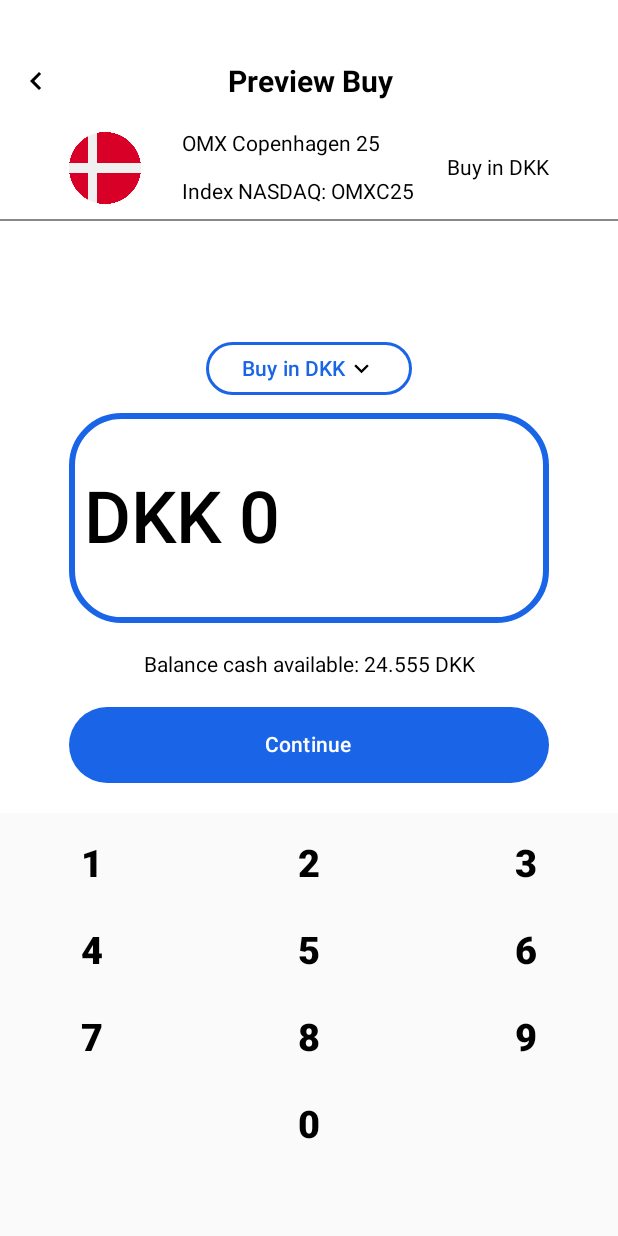
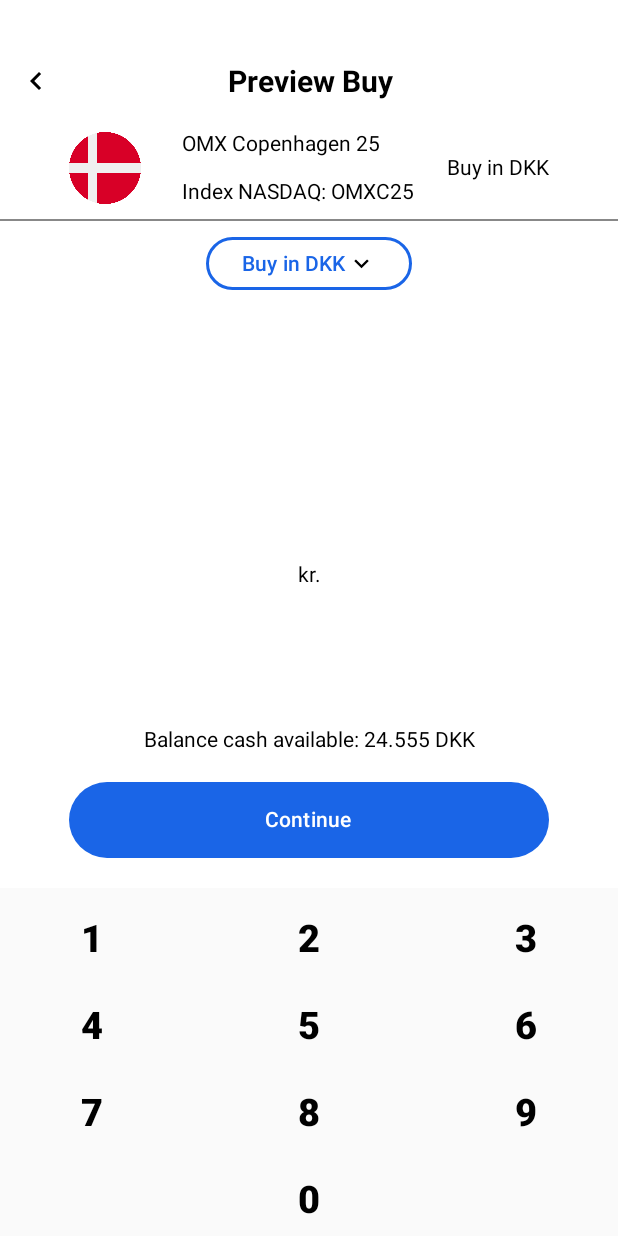
Before and after one commit to Johansogaard/stockApp, an Android app built with Jetpack Compose: the @Preview function BuyScreenPreview, on a phone screen of 412 x 824 dp. Run offline under Robolectric (Android 15) with nearby library versions, the phone set to English and light mode, and no system bars.

Commit message:
Buyscreen1,2,3 merged into development

```diff
--- a/app/src/main/java/com/example/stockapp/screens/BuyScreen1.kt
+++ b/app/src/main/java/com/example/stockapp/screens/BuyScreen1.kt
@@ -11,19 +11,27 @@ import androidx.compose.ui.unit.dp
 import androidx.compose.ui.unit.sp
 
 import androidx.compose.foundation.border
+import androidx.compose.foundation.focusable
+import androidx.compose.foundation.interaction.MutableInteractionSource
 import androidx.compose.foundation.layout.Arrangement
 import androidx.compose.foundation.layout.Box
 import androidx.compose.foundation.layout.Column
+import androidx.compose.foundation.layout.IntrinsicSize
 import androidx.compose.foundation.layout.Row
 import androidx.compose.foundation.layout.Spacer
+import androidx.compose.foundation.layout.fillMaxHeight
 import androidx.compose.foundation.layout.fillMaxSize
 import androidx.compose.foundation.layout.fillMaxWidth
 import androidx.compose.foundation.layout.height
+import androidx.compose.foundation.layout.heightIn
 import androidx.compose.foundation.layout.padding
 import androidx.compose.foundation.layout.size
 import androidx.compose.foundation.layout.width
+import androidx.compose.foundation.layout.wrapContentWidth
 import androidx.compose.foundation.shape.RoundedCornerShape
 import androidx.compose.foundation.text.BasicTextField
+import androidx.compose.foundation.text.KeyboardActions
+import androidx.compose.foundation.text.KeyboardOptions
 import androidx.compose.material.icons.Icons
 import androidx.compose.material.icons.filled.KeyboardArrowDown
 
@@ -44,12 +52,30 @@ import androidx.navigation.compose.rememberNavController
 import androidx.compose.material.icons.filled.KeyboardArrowLeft
 import androidx.compose.material3.Divider
 import androidx.compose.material3.ExperimentalMaterial3Api
+import androidx.compose.runtime.DisposableEffect
+import androidx.compose.ui.ExperimentalComposeUiApi
+import androidx.compose.ui.focus.FocusRequester
+import androidx.compose.ui.focus.focusRequester
+import androidx.compose.ui.focus.onFocusChanged
 import androidx.compose.ui.graphics.SolidColor
+import androidx.compose.ui.platform.LocalConfiguration
+import androidx.compose.ui.platform.LocalSoftwareKeyboardController
 import androidx.compose.ui.res.painterResource
+import androidx.compose.ui.text.input.ImeAction
+import androidx.compose.ui.text.style.TextAlign
 import com.example.stockapp.data.Screen
 
 import com.example.stockapp.R
-
+const val NUMPAD_BUTTON_ONE = 1
+const val NUMPAD_BUTTON_TWO = 2
+const val NUMPAD_BUTTON_THREE = 3
+const val NUMPAD_BUTTON_FOUR = 4
+const val NUMPAD_BUTTON_FIVE = 5
+const val NUMPAD_BUTTON_SIX = 6
+const val NUMPAD_BUTTON_SEVEN = 7
+const val NUMPAD_BUTTON_EIGHT = 8
+const val NUMPAD_BUTTON_NINE = 9
+const val NUMPAD_BUTTON_ZERO = 0
 @Composable
 fun BuyScreen1(navController: NavController) {
     Box(modifier = Modifier
@@ -68,7 +94,7 @@ fun BuyScreen1(navController: NavController) {
 @Composable
 fun BuyLayout1(navController: NavController)
 {
-    var moneyText by remember { mutableStateOf("") }
+    var textState by remember { mutableStateOf("") }
 
     Box(modifier = Modifier.fillMaxSize()) {
         Column(
@@ -93,7 +119,7 @@ fun BuyLayout1(navController: NavController)
                         contentDescription = "Back")
 
                 }
-                Spacer(modifier = Modifier.weight(0.75f))
+                Spacer(modifier = Modifier.weight(0.5f))
                 Text(
                     text = "Preview Buy",
                     fontSize = 20.sp, fontWeight=FontWeight.Bold ,
@@ -137,17 +163,17 @@ fun BuyLayout1(navController: NavController)
 
             Divider(thickness = 1.dp, color = Color.Gray)
 
-            Spacer(modifier = Modifier.size(80.dp))
+            Spacer(modifier = Modifier.size(10.dp))
 
             ButtonWithBorder()
 
             // Buy Button with Dropdown
             // Implement the button and dropdown for buying stocks
 
-            Spacer(modifier = Modifier.weight(1f))
-            MoneyTextField { newMoneyText ->
-                moneyText = newMoneyText
-            }
+            Spacer(modifier = Modifier.weight(0.5f))
+            CustomTextField(onValueChanged = { text ->
+                textState = text
+            })
             // Amount of DKK TextField
 
 
@@ -155,7 +181,7 @@ fun BuyLayout1(navController: NavController)
 
             // Cash Available
             Text(text = "Balance cash available: 24.555 DKK", fontSize = 14.sp,modifier=Modifier.padding(bottom=20.dp)
-                )
+            )
             // Continue Button
             Button(
                 onClick = {
@@ -170,10 +196,9 @@ fun BuyLayout1(navController: NavController)
             }
             Spacer(modifier = Modifier.height(20.dp))
 
-            Numpad(onDigitClick = { digit ->
-                val newText = moneyText + digit.toString()
-                moneyText = newText // Update the moneyText variable
-            })
+            Numpad { digit ->
+                textState += digit.toString()
+            }
 
             // Numpad
             // Implement the numpad layout, including digits and a backspace button
@@ -194,41 +219,37 @@ fun Numpad(onDigitClick: (Int) -> Unit) {
             modifier = Modifier.fillMaxWidth(),
             horizontalArrangement = Arrangement.SpaceBetween
         ) {
-            NumpadButton(1, onDigitClick)
-            NumpadButton(2, onDigitClick)
-            NumpadButton(3, onDigitClick)
+            NumpadButton(NUMPAD_BUTTON_ONE, onDigitClick)
+            NumpadButton(NUMPAD_BUTTON_TWO, onDigitClick)
+            NumpadButton(NUMPAD_BUTTON_THREE, onDigitClick)
         }
         Row(
             modifier = Modifier.fillMaxWidth(),
             horizontalArrangement = Arrangement.SpaceBetween
         ) {
-            NumpadButton(4, onDigitClick)
-            NumpadButton(5, onDigitClick)
-            NumpadButton(6, onDigitClick)
+            NumpadButton(NUMPAD_BUTTON_FOUR, onDigitClick)
+            NumpadButton(NUMPAD_BUTTON_FIVE, onDigitClick)
+            NumpadButton(NUMPAD_BUTTON_SIX, onDigitClick)
         }
         Row(
             modifier = Modifier.fillMaxWidth(),
             horizontalArrangement = Arrangement.SpaceBetween
         ) {
-            NumpadButton(7, onDigitClick)
-            NumpadButton(8, onDigitClick)
-            NumpadButton(9, onDigitClick)
+            NumpadButton(NUMPAD_BUTTON_SEVEN, onDigitClick)
+            NumpadButton(NUMPAD_BUTTON_EIGHT, onDigitClick)
+            NumpadButton(NUMPAD_BUTTON_NINE, onDigitClick)
         }
         Row(
             modifier = Modifier
                 .fillMaxWidth()
-                .padding(0.dp, 0.dp, 0.dp, 50.dp),
+                .padding(0.dp, 0.dp, 0.dp, 0.dp),
             horizontalArrangement = Arrangement.SpaceBetween
         ) {
             Spacer(modifier = Modifier.weight(0.5f))
-            NumpadButton(0, onDigitClick)
+            NumpadButton(NUMPAD_BUTTON_ZERO, onDigitClick)
             Spacer(modifier = Modifier.weight(0.5f))
-
-
         }
     }
-
-
 }
 
 
@@ -241,26 +262,35 @@ fun NumpadButton(digit: Int, onClick: (Int) -> Unit) {
         colors = ButtonDefaults.buttonColors(
             containerColor = Color.Transparent)
 
-        ) {
+    ) {
         Text(text = digit.toString(),
             fontSize = 25.sp,
             color = Color.Black,
             fontWeight= FontWeight.ExtraBold
-            )
+        )
     }
 
 }
 
-@OptIn(ExperimentalMaterial3Api::class)
 @Composable
 fun MoneyTextField(onValueChanged: (String) -> Unit) {
     var textState by remember { mutableStateOf("DKK 0") }
+    val focusRequester = remember { FocusRequester() }
 
     BasicTextField(
         value = textState,
-        onValueChange = { textState = it },
+        onValueChange = { textState = it
+                        },
         textStyle = TextStyle(Color.Black, fontSize = 48.sp, fontWeight = FontWeight.SemiBold),
         cursorBrush = SolidColor(Color.Black),
+        modifier = Modifier
+            .focusable(true)
+            .focusRequester(focusRequester)
+            .onFocusChanged { focusState ->
+                if (focusState.isFocused) {
+                    focusRequester.freeFocus()
+                }
+            },
         decorationBox = { innerTextField ->
             Box(
                 modifier = Modifier
@@ -275,15 +305,62 @@ fun MoneyTextField(onValueChanged: (String) -> Unit) {
                 ) {
                     Spacer(modifier = Modifier.width(10.dp))
                     innerTextField()
-
                 }
             }
         }
     )
 }
 
+@Composable
+fun CustomTextField(onValueChanged: (String) -> Unit) {
+    var textState by remember { mutableStateOf("") }
 
-
+    Box(
+        modifier = Modifier
+            .fillMaxWidth()
+            .heightIn(max = LocalConfiguration.current.screenHeightDp.dp * 0.2f)
+    ) {
+        Row(
+            modifier = Modifier.fillMaxSize(),
+            horizontalArrangement = Arrangement.SpaceBetween
+        ) {
+            Box(
+                modifier = Modifier
+                    .weight(0.1f)
+                    .fillMaxHeight()
+            )
+            Box(
+                modifier = Modifier
+                    .weight(0.8f)
+                    .fillMaxHeight(),
+                contentAlignment = Alignment.Center
+            ) {
+                Row(
+                    modifier = Modifier.fillMaxSize(),
+                    horizontalArrangement = Arrangement.Center,
+                    verticalAlignment = Alignment.CenterVertically
+                ) {
+                    BasicTextField(
+                        value = textState,
+                        onValueChange = {
+                            textState = it
+                            onValueChanged(it)
+                        },
+                        modifier = Modifier.width(IntrinsicSize.Min), // Use wrapContentWidth here
+                        textStyle = TextStyle(color = Color.Black, textAlign = TextAlign.End), // Align text to the end
+                        cursorBrush = SolidColor(Color.Black)
+                    )
+                    Text(text = "kr.", modifier = Modifier.wrapContentWidth()) // Use wrapContentWidth here
+                }
+            }
+            Box(
+                modifier = Modifier
+                    .weight(0.1f)
+                    .fillMaxHeight()
+            )
+        }
+    }
+}
 
 @Composable
 fun ButtonWithBorder() {
```
